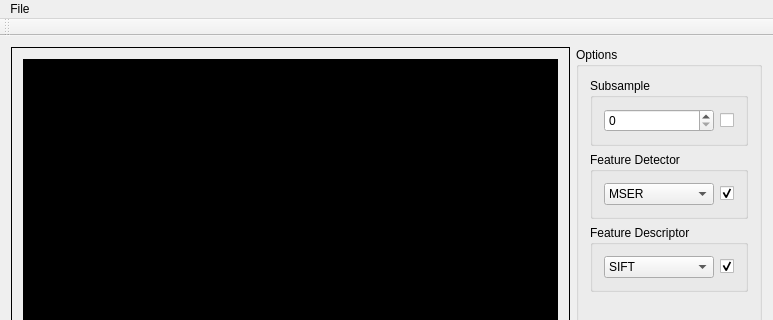
First picture: the form in mainwindow.ui, repository Anexon/PDEC, before the edit; both pictures show x 0 to 773 and y 0 to 320 of the 773 by 499 pixel window.
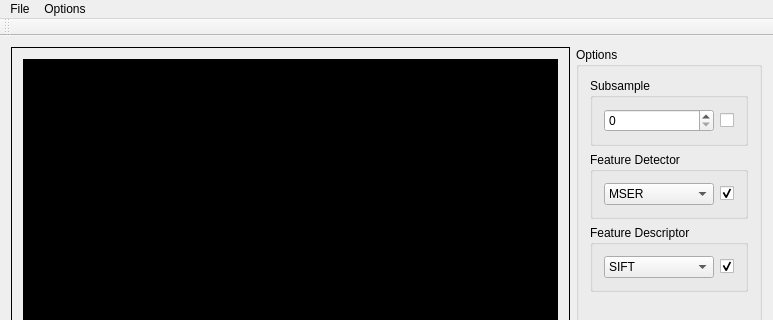
Second picture: the form after the edit.

The edit to the form file:
```diff
--- a/mainwindow.ui
+++ b/mainwindow.ui
@@ -177,7 +177,14 @@
     <addaction name="actionOpen"/>
     <addaction name="actionExit"/>
    </widget>
+   <widget class="QMenu" name="menuOptions">
+    <property name="title">
+     <string>Options</string>
+    </property>
+    <addaction name="actionTrain_SVM"/>
+   </widget>
    <addaction name="menuPDEC"/>
+   <addaction name="menuOptions"/>
   </widget>
   <widget class="QToolBar" name="mainToolBar">
    <attribute name="toolBarArea">
```
Left out of the diff: 5 changed lines with no effect on the pictures.
